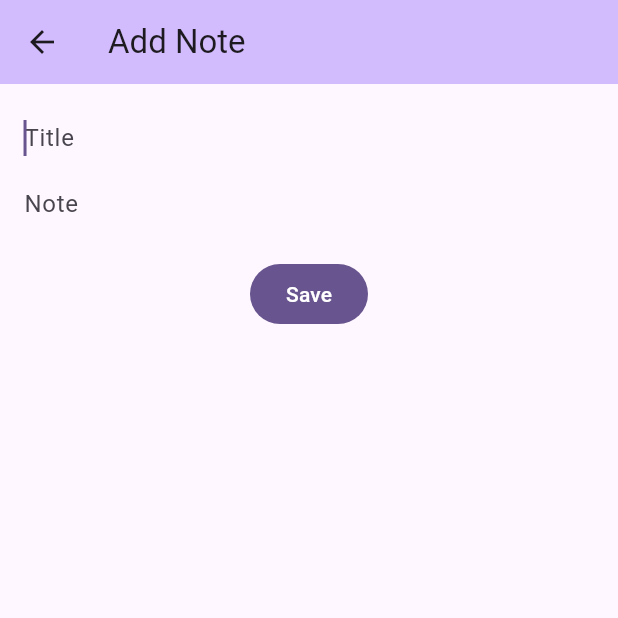
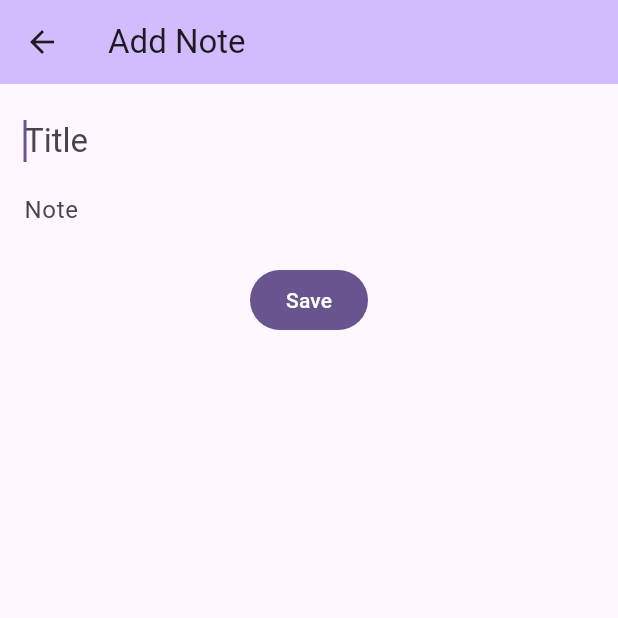
Before and after one commit to abdel-17/notebook-flutter-app, a Flutter app: the AddNotePage screen opened directly, on a phone screen of 412 x 824 dp, the top half of it. Run offline on Flutter 3.47's test engine with Material 3 defaults, Android fonts, the phone set to English and light mode, and no system bars; our stand-ins replace sqflite; accounts and stored records are empty.

Commit message:
feat: change text style of inputs

```diff
--- a/lib/ui/add-note/main.dart
+++ b/lib/ui/add-note/main.dart
@@ -47,6 +47,7 @@ class _NoteFormState extends State<_NoteForm> {
             TextFormField(
               autofocus: true,
               decoration: const InputDecoration.collapsed(hintText: "Title"),
+              style: Theme.of(context).textTheme.titleLarge,
               validator: _titleValidator,
               controller: _titleController,
             ),
@@ -54,6 +55,7 @@ class _NoteFormState extends State<_NoteForm> {
             TextFormField(
                 maxLines: null,
                 decoration: const InputDecoration.collapsed(hintText: "Note"),
+                style: Theme.of(context).textTheme.bodyLarge,
                 validator: _noteValidator,
                 controller: _noteController),
             const SizedBox(height: 24),
```
